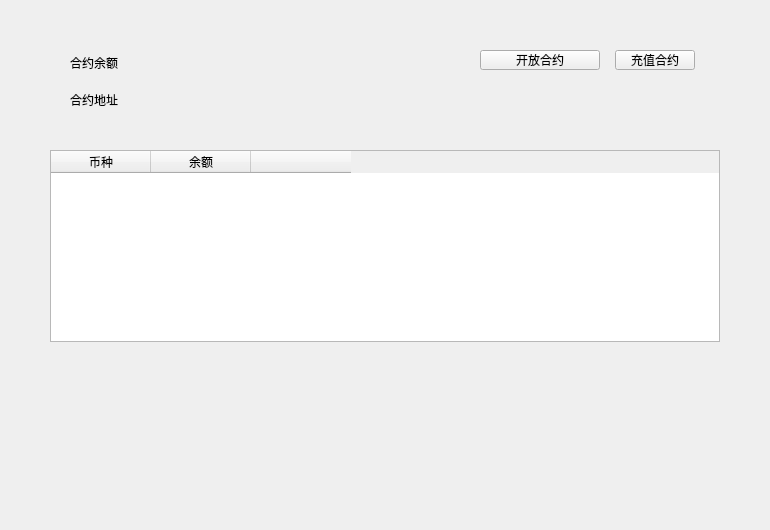
Above: exchange/contractbalancewidget.ui from HcashOrg/hx-indicator before the change. Below: the same form after it.
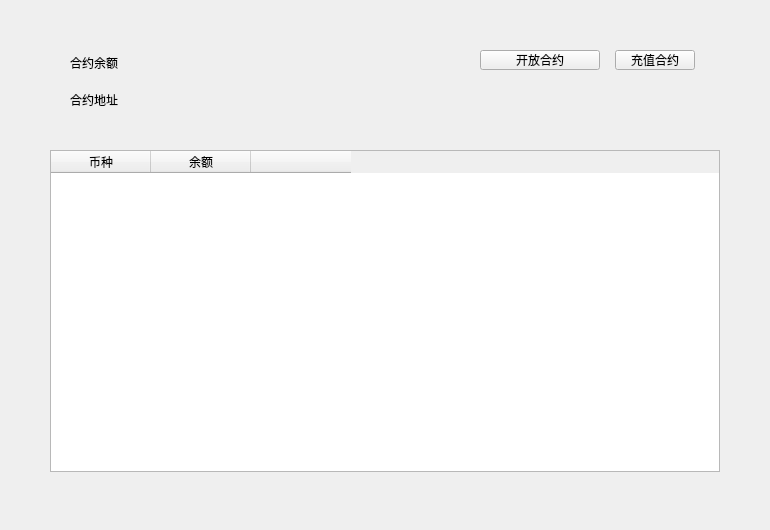
That is the form after the change.

Patch:
```diff
--- a/exchange/contractbalancewidget.ui
+++ b/exchange/contractbalancewidget.ui
@@ -40,7 +40,7 @@
      <x>50</x>
      <y>150</y>
      <width>670</width>
-     <height>192</height>
+     <height>322</height>
     </rect>
    </property>
    <column>
@@ -150,7 +150,7 @@
    <property name="geometry">
     <rect>
      <x>0</x>
-     <y>344</y>
+     <y>480</y>
      <width>770</width>
      <height>41</height>
     </rect>
```
